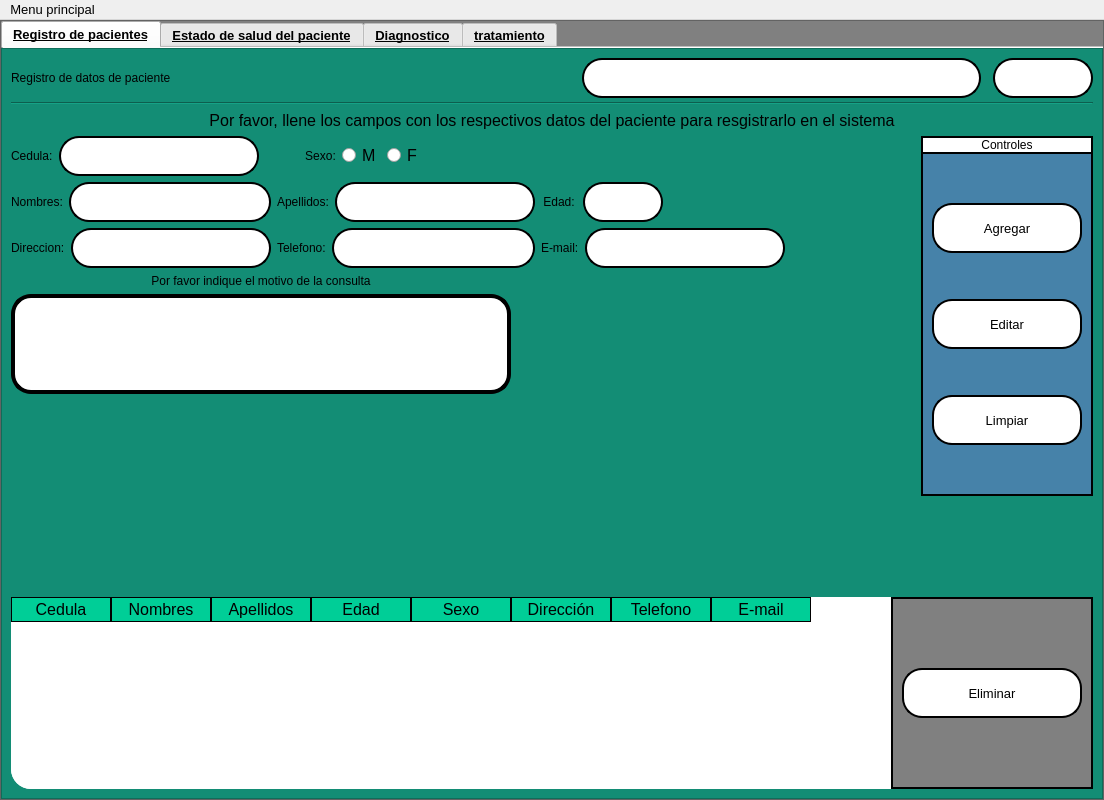
Above: interfaces/History.ui from Reinaldito04/App-Consultas-y-Historias-Medicas before the change. Below: the same form after it.
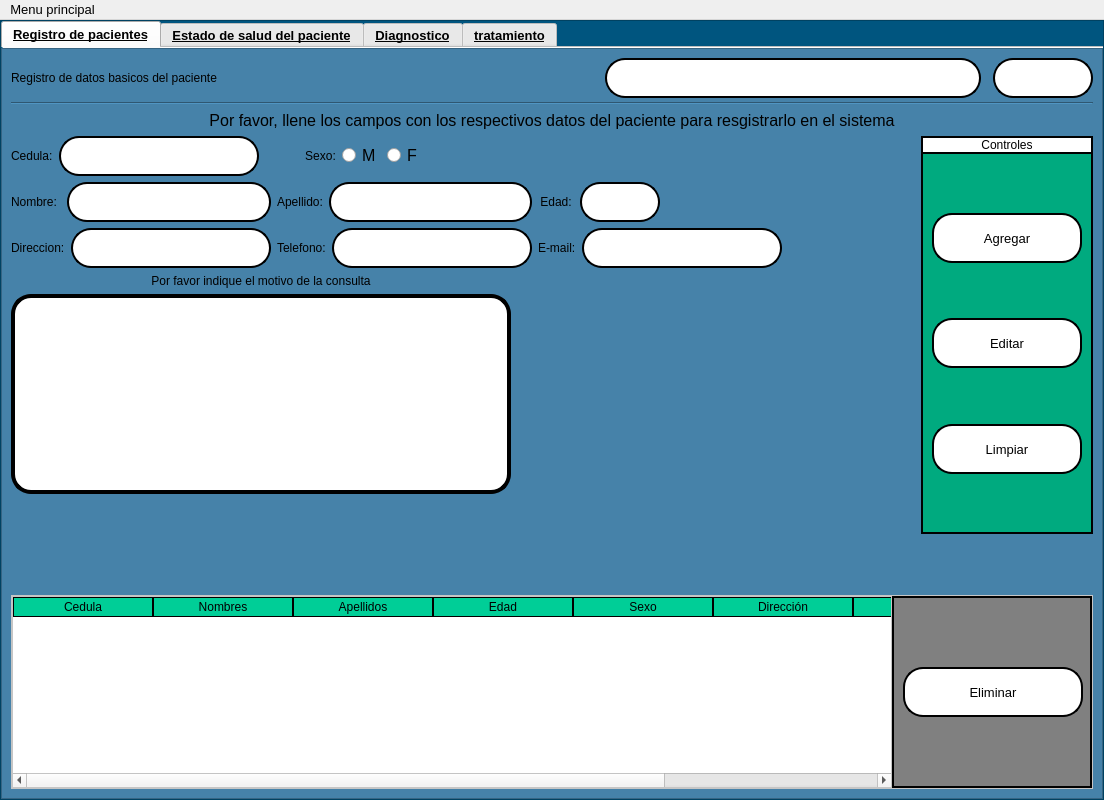
That is the form after the change. The open tabs and pages were chosen to show the change. Icons and pictures are not drawn.

The edit to the form file:
```diff
--- a/interfaces/History.ui
+++ b/interfaces/History.ui
@@ -34,7 +34,7 @@
      <widget class="QFrame" name="frame_P">
       <property name="styleSheet">
        <string notr="true">QFrame{
-background-color:gray;
+background-color:rgb(0, 85, 127);
 }</string>
       </property>
       <property name="frameShape">
@@ -133,7 +133,7 @@
             <widget class="QFrame" name="fondo">
              <property name="styleSheet">
               <string notr="true">QFrame{
-background-color:#138D75;
+background-color:rgb(70, 130, 169);
 	font: 12pt &quot;Microsoft Sans Serif&quot;;
 }
 QTableWidget{
@@ -144,7 +144,7 @@
 QHeaderView::section{
 background-color:rgb(0,206,151);
 border:1px solid rgb(0,0,0);
-font-size:12pt;
+font: 75 12pt &quot;Microsoft Sans Serif&quot;;
 }
 QTbaleWidget QTableCornerButton::section{
 background-color:rgb(0,0,0);
@@ -192,7 +192,7 @@
                   <item>
                    <widget class="QLabel" name="title">
                     <property name="text">
-                     <string>Registro de datos de paciente</string>
+                     <string>Registro de datos basicos del paciente</string>
                     </property>
                    </widget>
                   </item>
@@ -402,7 +402,7 @@
                                </size>
                               </property>
                               <property name="text">
-                               <string>Nombres:</string>
+                               <string>Nombre:</string>
                               </property>
                              </widget>
                             </item>
@@ -448,7 +448,7 @@
                             <item>
                              <widget class="QLabel" name="lbl_apell">
                               <property name="text">
-                               <string>Apellidos:</string>
+                               <string>Apellido:</string>
                               </property>
                              </widget>
                             </item>
@@ -594,13 +594,13 @@
                           <property name="minimumSize">
                            <size>
                             <width>500</width>
-                            <height>100</height>
+                            <height>200</height>
                            </size>
                           </property>
                           <property name="maximumSize">
                            <size>
                             <width>500</width>
-                            <height>100</height>
+                            <height>200</height>
                            </size>
                           </property>
                          </widget>
@@ -679,7 +679,7 @@
                    <widget class="QFrame" name="frame_4">
                     <property name="styleSheet">
                      <string notr="true">QFrame{
-	background-color:rgb(70, 130, 169);
+	background-color: rgb(0, 170, 127);
 border-right:2px solid rgb(0,0,0);
 border-left:2px solid rgb(0,0,0);
 border-bottom:2px solid rgb(0,0,0);
@@ -876,7 +876,6 @@
                 <property name="styleSheet">
                  <string notr="true">QFrame{
 background-color:white;
-border-radius:20px;
 }</string>
                 </property>
                 <property name="frameShape">
@@ -903,21 +902,15 @@
                  </property>
                  <item>
                   <widget class="QTableWidget" name="tabla_pacientes">
-                   <property name="minimumSize">
-                    <size>
-                     <width>810</width>
-                     <height>0</height>
-                    </size>
-                   </property>
-                   <property name="maximumSize">
-                    <size>
-                     <width>810</width>
-                     <height>16777215</height>
-                    </size>
-                   </property>
                    <property name="styleSheet">
                     <string notr="true"/>
                    </property>
+                   <attribute name="horizontalHeaderDefaultSectionSize">
+                    <number>140</number>
+                   </attribute>
+                   <attribute name="horizontalHeaderStretchLastSection">
+                    <bool>true</bool>
+                   </attribute>
                    <column>
                     <property name="text">
                      <string>Cedula</string>
@@ -960,19 +953,6 @@
                    </column>
                   </widget>
                  </item>
-                 <item>
-                  <spacer name="horizontalSpacer_4">
-                   <property name="orientation">
-                    <enum>Qt::Horizontal</enum>
-                   </property>
-                   <property name="sizeHint" stdset="0">
-                    <size>
-                     <width>40</width>
-                     <height>20</height>
-                    </size>
-                   </property>
-                  </spacer>
-                 </item>
                  <item>
                   <widget class="QFrame" name="frame_3">
                    <property name="minimumSize">
@@ -981,6 +961,12 @@
                      <height>0</height>
                     </size>
                    </property>
+                   <property name="maximumSize">
+                    <size>
+                     <width>200</width>
+                     <height>16777215</height>
+                    </size>
+                   </property>
                    <property name="styleSheet">
                     <string notr="true">QFrame{
 background-color:gray;
```
Left out of the diff: 24 changed lines with no effect on the pictures.
